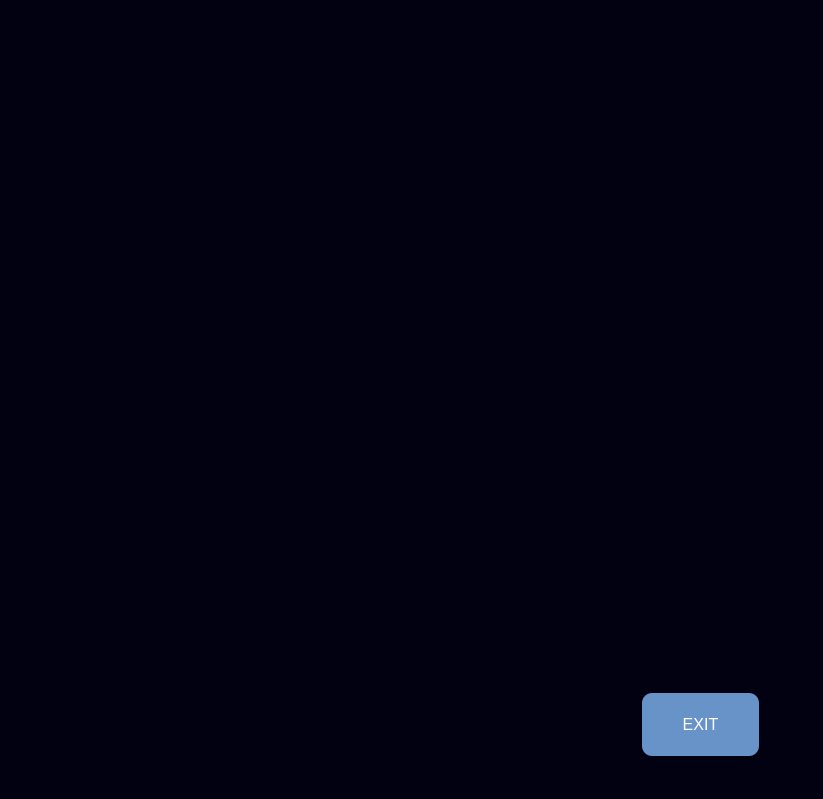
This is Stark-main/coraUI.ui in nick3948/Stark-main as Qt 5 draws it before an edit; both pictures show x 440 to 1263 and y 121 to 920 of the 1263 by 920 pixel window. The edited form follows.
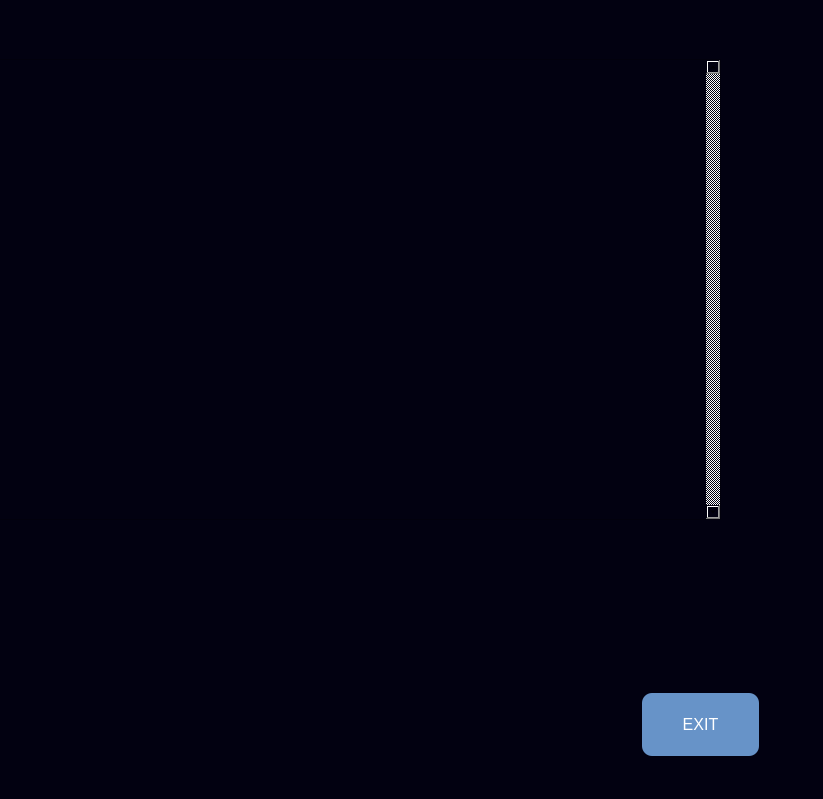
This is the edited form. Icons and pictures are not drawn.

Commit message: ui changed to display text

What changed in the file:
```diff
--- a/Stark-main/coraUI.ui
+++ b/Stark-main/coraUI.ui
@@ -144,23 +144,49 @@
    <widget class="QLabel" name="label">
     <property name="geometry">
      <rect>
-      <x>520</x>
-      <y>570</y>
-      <width>261</width>
-      <height>261</height>
+      <x>590</x>
+      <y>670</y>
+      <width>211</width>
+      <height>161</height>
      </rect>
     </property>
-    <property name="minimumSize">
-     <size>
-      <width>261</width>
-      <height>261</height>
-     </size>
-    </property>
     <property name="text">
      <string/>
     </property>
     <property name="pixmap">
-     <pixmap>listening_ball.gif</pixmap>
+     <pixmap>../../../Downloads/listening_ball.gif</pixmap>
+    </property>
+   </widget>
+   <widget class="QPlainTextEdit" name="plainTextEdit">
+    <property name="geometry">
+     <rect>
+      <x>90</x>
+      <y>180</y>
+      <width>1071</width>
+      <height>461</height>
+     </rect>
+    </property>
+    <property name="styleSheet">
+     <string notr="true">color: rgb(255, 255, 255);
+font: 10pt &quot;MS Shell Dlg 2&quot;;</string>
+    </property>
+    <property name="verticalScrollBarPolicy">
+     <enum>Qt::ScrollBarAlwaysOn</enum>
+    </property>
+    <property name="readOnly">
+     <bool>false</bool>
+    </property>
+    <property name="plainText">
+     <string/>
+    </property>
+    <property name="backgroundVisible">
+     <bool>false</bool>
+    </property>
+    <property name="centerOnScroll">
+     <bool>false</bool>
+    </property>
+    <property name="placeholderText">
+     <string/>
     </property>
    </widget>
    <zorder>label_2</zorder>
```
Left out of the diff: 1 changed line with no effect on the pictures. The commit also changes 4 other files.
